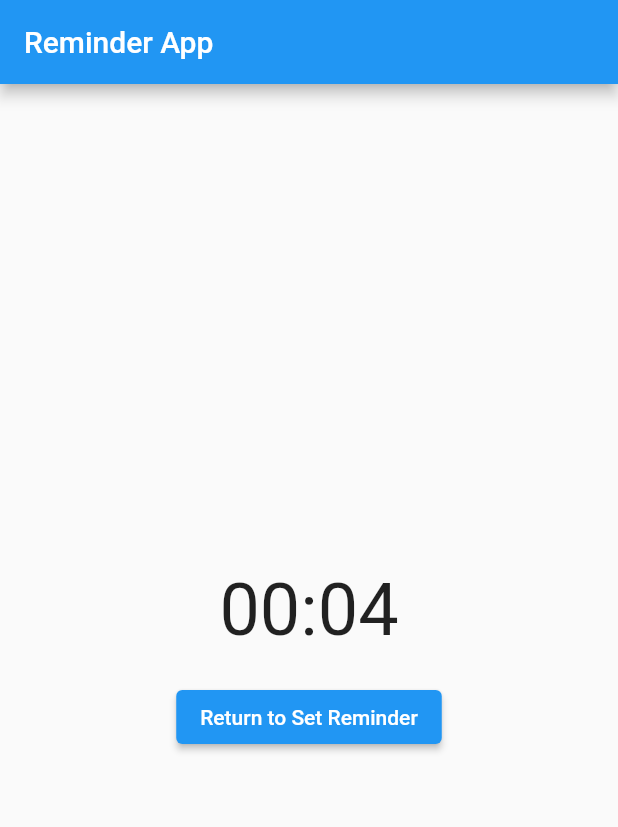
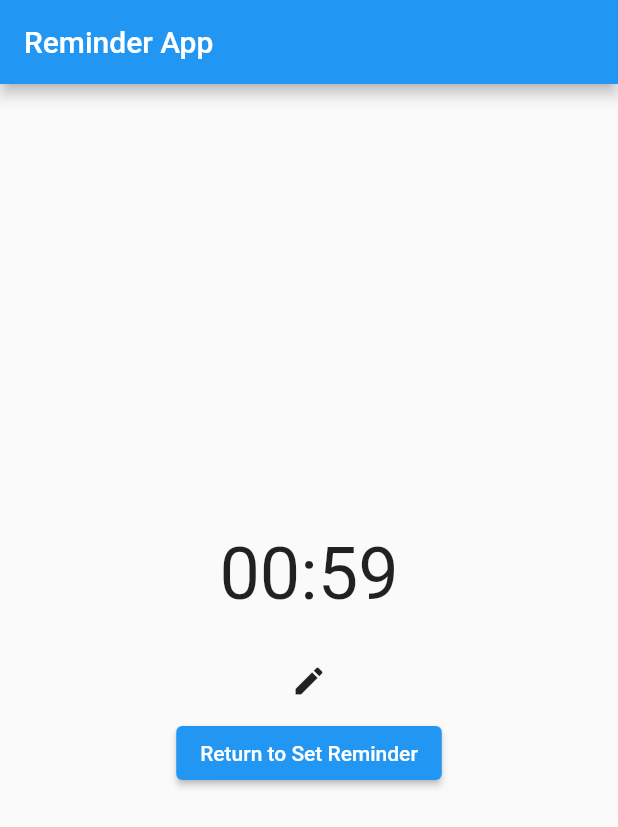
Before and after one commit to liorwunsch/Flutter-Reminders, a Flutter app: the screen it shows after launch, after a tap on "Set Reminder", on a phone screen of 412 x 824 dp. Shown: the top 827 px of the screen. Run offline on Flutter 3.47's test engine with Material 2 defaults, Android fonts, the phone set to English and light mode, and no system bars; our stand-ins replace flutter_local_notifications, timezone.

Commit message:
Update main.dart

```diff
--- a/lib/main.dart
+++ b/lib/main.dart
@@ -50,8 +50,8 @@ class ReminderScreen extends StatefulWidget {
 
 class _ReminderScreenState extends State<ReminderScreen> {
   bool isTimerRunning = false;
-  int countdownSeconds = 5;
-  int currentCountdown = 5;
+  int countdownSeconds = 0;
+  int currentCountdown = 0;
 
   @override
   void initState() {
@@ -72,8 +72,55 @@ class _ReminderScreenState extends State<ReminderScreen> {
       ),
     );
   }
+Widget buildCountdown() {
+  return Column(
+    mainAxisAlignment: MainAxisAlignment.center,
+    children: [
+      Text(
+        formatDuration(Duration(seconds: currentCountdown)),
+        style: const TextStyle(fontSize: 48),
+      ),
+      const SizedBox(height: 20),
+      IconButton(
+        onPressed: () => _selectTime(context),
+        icon: Icon(Icons.edit),
+      ),
+      ElevatedButton(
+        onPressed: () {
+          setState(() {
+            isTimerRunning = false;
+            print('buildCountdown(): isTimerRunning = false');
+          });
+        },
+        child: const Text('Return to Set Reminder'),
+      ),
+    ],
+  );
+}
 
-  Widget buildCountdown() {
+
+Future<void> _selectTime(BuildContext context) async {
+  final TimeOfDay? pickedTime = await showTimePicker(
+    context: context,
+    initialTime: TimeOfDay.now(),
+  );
+
+  if (pickedTime != null) {
+    final now = DateTime.now();
+    final selectedDateTime = DateTime(now.year, now.month, now.day, pickedTime.hour, pickedTime.minute);
+    final countdownDuration = selectedDateTime.difference(now);
+
+    setState(() {
+      isTimerRunning = true;
+      currentCountdown = countdownDuration.inSeconds;
+      print('buildSetReminderButton(): isTimerRunning = true');
+    });
+
+    startCountdown();
+  }
+}
+
+/*  Widget buildCountdown() {
     return Column(
       mainAxisAlignment: MainAxisAlignment.center,
       children: [
@@ -94,7 +141,7 @@ class _ReminderScreenState extends State<ReminderScreen> {
       ],
     );
   }
-
+*/
   Widget buildSetReminderButton() {
     currentCountdown = countdownSeconds;
     return ElevatedButton(
```
